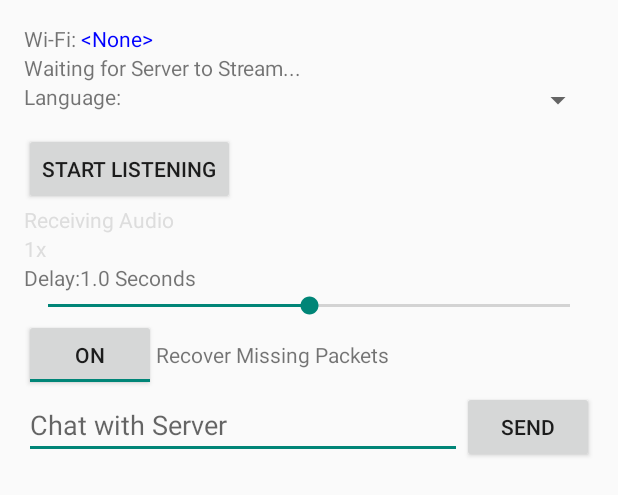
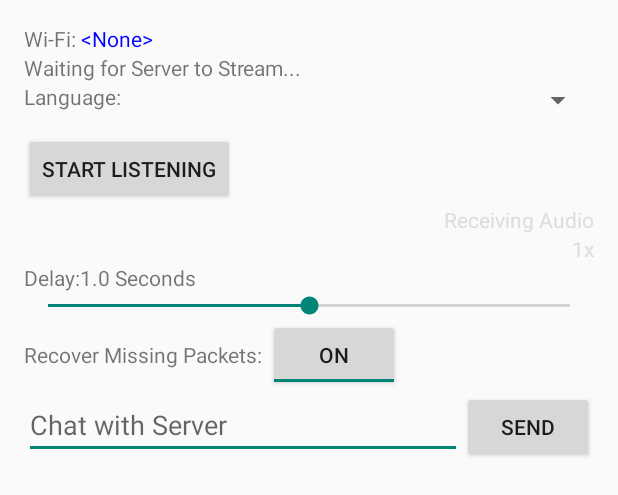
Before and after one commit to VictorNorman/ToWF-Receiver, an Android app: the layout activity_main.xml on its own in the app's theme, with its tools: preview values and no code run, on a phone screen of 412 x 824 dp. Shown: the top 495 px of the screen. Run offline under Robolectric (Android 15) with nearby library versions, the phone set to English and light mode, and no system bars.

Commit message:
minor GUI mods

```diff
--- a/app/src/main/res/layout/activity_main.xml
+++ b/app/src/main/res/layout/activity_main.xml
@@ -85,14 +85,16 @@
                 android:layout_width="wrap_content"
                 android:layout_height="wrap_content"
                 android:text="Receiving Audio"
-                android:textColor="#DDDDDD" />
+                android:textColor="#DDDDDD"
+                android:layout_gravity="right" />
 
             <TextView
                 android:id="@+id/lblPlaybackSpeed"
                 android:layout_width="wrap_content"
                 android:layout_height="wrap_content"
                 android:text="1x"
-                android:textColor="#DDDDDD" />
+                android:textColor="#DDDDDD"
+                android:layout_gravity="right" />
 
             <LinearLayout
                 android:layout_width="match_parent"
@@ -129,18 +131,18 @@
                 android:layout_width="match_parent"
                 android:layout_height="wrap_content">
 
+                <TextView
+                    android:layout_width="wrap_content"
+                    android:layout_height="wrap_content"
+                    android:text="Recover Missing Packets: "
+                    android:id="@+id/textView" />
+
                 <ToggleButton
                     android:layout_width="wrap_content"
                     android:layout_height="wrap_content"
                     android:text="New ToggleButton"
                     android:id="@+id/sendMissingPacketRequestsTB"
                     android:checked="true" />
-
-                <TextView
-                    android:layout_width="wrap_content"
-                    android:layout_height="wrap_content"
-                    android:text="Recover Missing Packets"
-                    android:id="@+id/textView" />
 
             </LinearLayout>
 
```
Also changed, not shown: app/src/main/java/com/briggs_inc/towf_receiver/MainActivity.java (+11 -5 lines).
